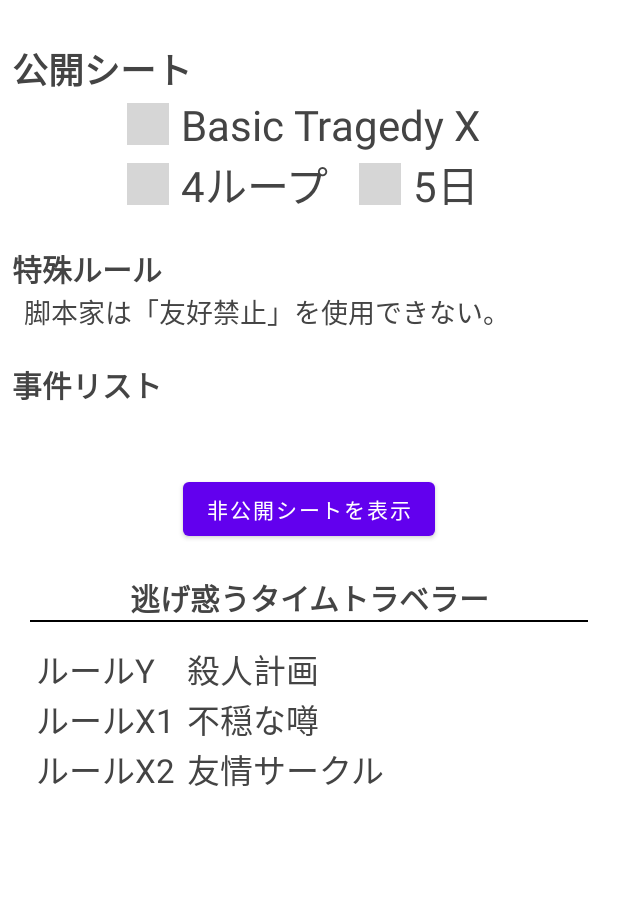
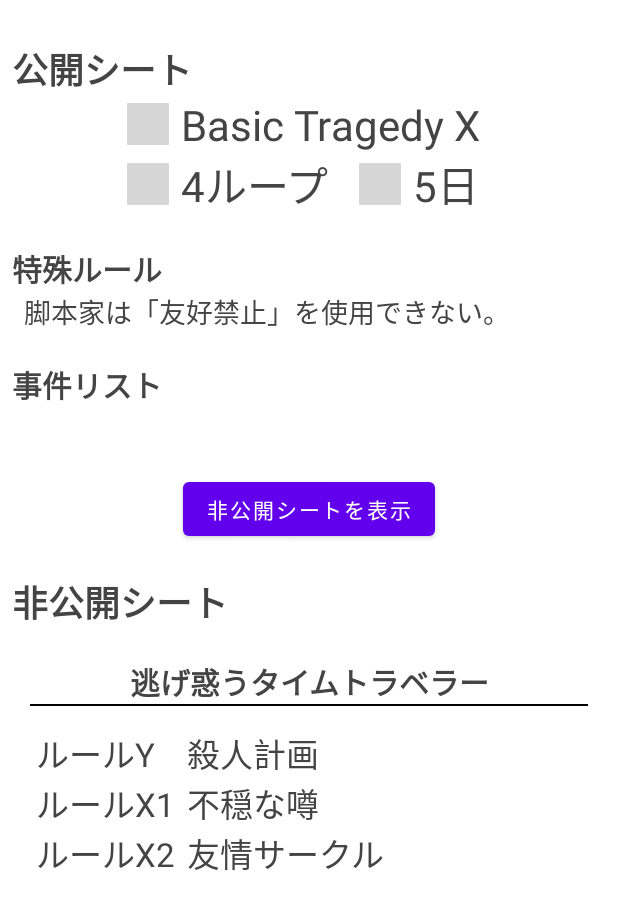
Before and after one commit to gittib/SangekiAndroid, an Android app: the layout scenario_detail_fragment.xml on its own in the app's theme, with its tools: preview values and no code run, on a phone screen of 412 x 824 dp. Shown: the top 910 px of the screen. Run offline under Robolectric (Android 15) with nearby library versions, the phone set to English and light mode, and no system bars; network calls fail; grey boxes are pictures that could not be loaded.

```diff
--- a/app/src/main/res/layout/scenario_detail_fragment.xml
+++ b/app/src/main/res/layout/scenario_detail_fragment.xml
@@ -102,8 +102,16 @@
                 tools:visibility="visible">
 
                 <TextView
+                    android:id="@+id/private_sheet_title"
+                    app:layout_constraintTop_toTopOf="parent"
+                    app:layout_constraintLeft_toLeftOf="parent"
+                    style="@style/Css.ScenarioDetail.Title"
+                    android:textSize="24sp"
+                    android:text="@string/private_sheet" />
+
+                <TextView
                     android:id="@+id/scenario_title"
-                    app:layout_constraintTop_toTopOf="parent"
+                    app:layout_constraintTop_toBottomOf="@id/private_sheet_title"
                     style="@style/Css.ScenarioDetail.Title"
                     android:layout_width="match_parent"
                     android:layout_marginLeft="12dp"
@@ -116,7 +124,7 @@
                     app:layout_constraintRight_toRightOf="@id/scenario_title"
                     android:layout_width="0dp"
                     android:layout_height="1dp"
-                    android:background="@color/black"/>
+                    android:background="@color/underline"/>
 
                 <GridLayout
                     android:id="@+id/rule_wrapper"
--- a/app/src/main/res/values-night/colors.xml
+++ b/app/src/main/res/values-night/colors.xml
@@ -2,7 +2,10 @@
 <resources>
     <!-- 使用するカラー定義。カラーコード指定禁止 -->
     <color name="border">@color/white</color>
+    <color name="underline">@color/white</color>
     <color name="background_inverse">@color/white</color>
     <color name="text_color_strong">@color/white</color>
     <color name="text_color_inverse">@color/black</color>
+    <color name="dialog_text_color">@color/black</color>
+    <color name="dialog_button_text_color">@color/white</color>
 </resources>
--- a/app/src/main/res/values/colors.xml
+++ b/app/src/main/res/values/colors.xml
@@ -18,7 +18,10 @@
 
     <!-- 使用するカラー定義。カラーコード指定禁止 -->
     <color name="border">@color/dark_gray</color>
+    <color name="underline">@color/black</color>
     <color name="background_inverse">@color/black</color>
     <color name="text_color_strong">@color/black</color>
     <color name="text_color_inverse">@color/white</color>
+    <color name="dialog_text_color">@color/black</color>
+    <color name="dialog_button_text_color">@color/black</color>
 </resources>
--- a/app/src/main/res/values/strings.xml
+++ b/app/src/main/res/values/strings.xml
@@ -6,6 +6,7 @@
     <string name="ok">@android:string/ok</string>
     <string name="cancel">@android:string/cancel</string>
     <string name="failed_to_download_scenario">脚本データの初期化に失敗しました。\n通信環境の良い場所で再度お試し下さい。</string>
+    <string name="confirm_to_show_private">非公開シート情報を表示します。\nよろしいですか？</string>
 
     <string name="scenario_list">脚本リスト</string>
     <string name="scenario_note">主にペンスキーが考えた脚本のリストです。一部寄稿いただいた脚本もあります。\n主人公として惨劇RoopeRを遊ぶ場合はネタバレになるため、見ないほうが良いです。</string>
@@ -15,10 +16,12 @@
     <string name="day">日</string>
     <string name="day_count_suffix">日目</string>
     <string name="public_sheet">公開シート</string>
+    <string name="private_sheet">非公開シート</string>
     <string name="writer_introduction">作者：%s</string>
     <string name="special_rule">特殊ルール</string>
     <string name="incident_list">事件リスト</string>
     <string name="show_private_sheet">非公開シートを表示</string>
+    <string name="hide_private_sheet">非公開シートを隠す</string>
     <string name="day_count">日数</string>
     <string name="incident_plan">事件予定</string>
     <string name="caution">！！！警告！！！</string>
```
Also changed, not shown: app/src/main/java/work/boardgame/sangeki_rooper/fragment/ScenarioDetailFragment.kt (+6 -4 lines), app/src/main/res/values/themes.xml (+18 -0 lines).
